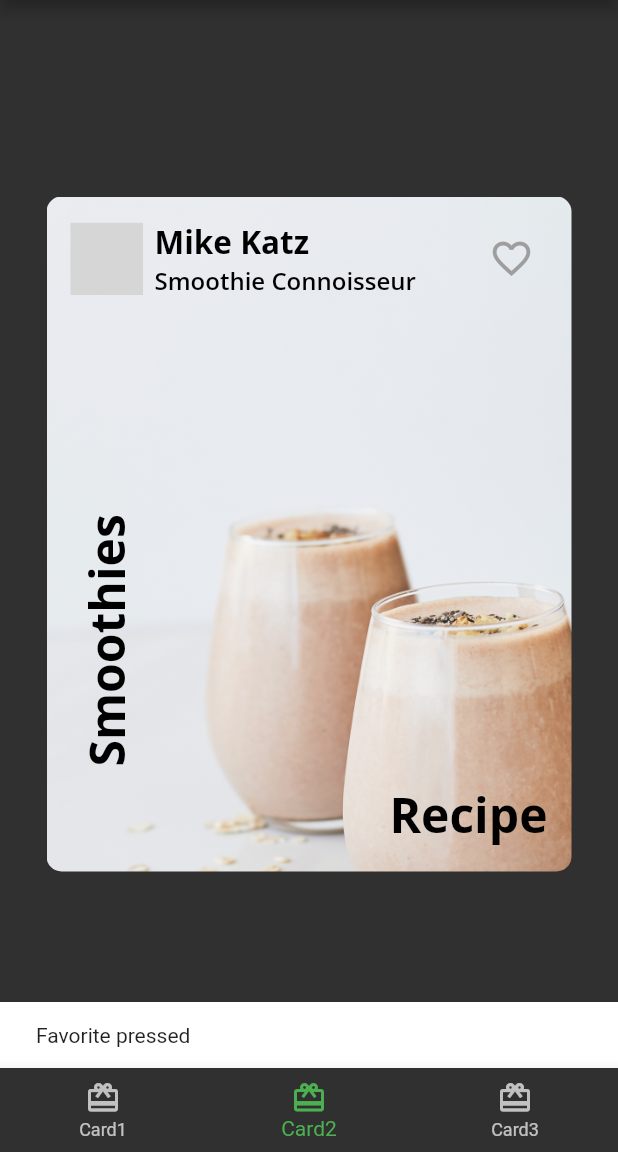
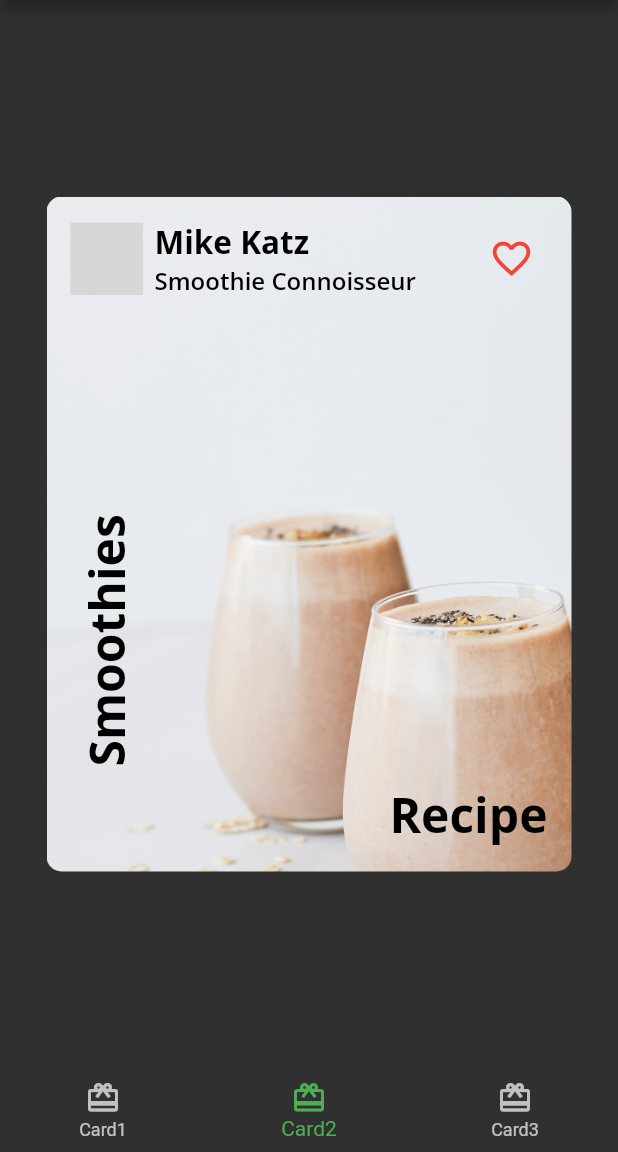
Before and after one commit to Kvaara/flutter_fooderlich_app, a Flutter app: the screen it shows after launch, item 2 of the bottom bar chosen, after a tap on the "favorite outline" icon, on a phone screen of 412 x 824 dp, the part 84-1236 px from its top. Run offline on Flutter 3.47's test engine with Material 2 defaults, Android fonts, the light colour scheme and no system bars; our stand-ins replace google_fonts; grey boxes are pictures that could not be loaded.

Commit message:
Changed author_card to stateful.

```diff
--- a/lib/author_card.dart
+++ b/lib/author_card.dart
@@ -3,7 +3,7 @@
 import 'circle_image.dart';
 import 'theme/custom_theme.dart';
 
-class AuthorCard extends StatelessWidget {
+class AuthorCard extends StatefulWidget {
   final String authorName;
   final String title;
   final ImageProvider? imageProvider;
@@ -16,6 +16,13 @@
   }) : super(key: key);
 
   @override
+  State<AuthorCard> createState() => _AuthorCardState();
+}
+
+class _AuthorCardState extends State<AuthorCard> {
+  bool _isFavorited = false;
+
+  @override
   Widget build(BuildContext context) {
     return Container(
       padding: const EdgeInsets.all(16),
@@ -25,7 +32,7 @@
           Row(
             children: [
               CircleImage(
-                imageProvider: imageProvider,
+                imageProvider: widget.imageProvider,
                 imageRadius: 32,
               ),
               const SizedBox(width: 8),
@@ -33,11 +40,11 @@
                 crossAxisAlignment: CrossAxisAlignment.start,
                 children: [
                   Text(
-                    authorName,
+                    widget.authorName,
                     style: CustomTheme.lightTextTheme.headline2,
                   ),
                   Text(
-                    title,
+                    widget.title,
                     style: CustomTheme.lightTextTheme.headline3,
                   )
                 ],
@@ -46,11 +53,12 @@
           ),
           IconButton(
             iconSize: 30,
-            color: Colors.grey[500],
+            color: Colors.red[500],
             onPressed: () {
-              const SnackBar snackBar =
-                  SnackBar(content: Text("Favorite pressed"));
-              ScaffoldMessenger.of(context).showSnackBar(snackBar);
+              // const SnackBar snackBar =
+              //     SnackBar(content: Text("Favorite pressed"));
+              // ScaffoldMessenger.of(context).showSnackBar(snackBar);
+              _isFavorited = !_isFavorited;
             },
             icon: const Icon(Icons.favorite_border),
           )
```
